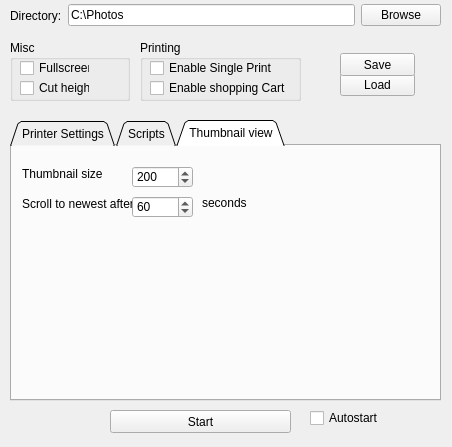
The window that config.ui (BrainHunter/PhotoPrint) describes before a commit, drawn with Qt 5.
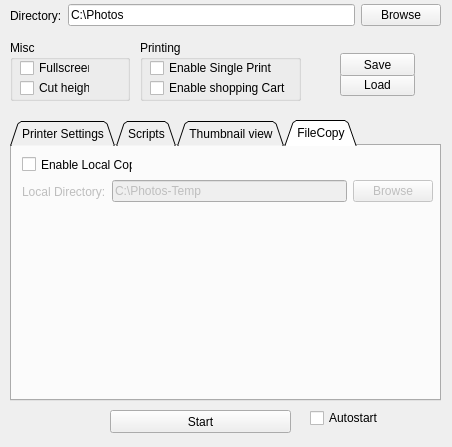
The same window after the commit.

Commit message: added local copy function

The edit to the form file:
```diff
--- a/config.ui
+++ b/config.ui
@@ -2,6 +2,9 @@
 <ui version="4.0">
  <class>config</class>
  <widget class="QWidget" name="config">
+  <property name="enabled">
+   <bool>true</bool>
+  </property>
   <property name="geometry">
    <rect>
     <x>0</x>
@@ -55,7 +58,7 @@
     <enum>QTabWidget::Triangular</enum>
    </property>
    <property name="currentIndex">
-    <number>2</number>
+    <number>3</number>
    </property>
    <widget class="QWidget" name="PrinterSettingsTab">
     <attribute name="title">
@@ -467,6 +470,69 @@
      </property>
     </widget>
    </widget>
+   <widget class="QWidget" name="tab">
+    <attribute name="title">
+     <string>FileCopy</string>
+    </attribute>
+    <widget class="QCheckBox" name="localCopyEnableCheckBox">
+     <property name="geometry">
+      <rect>
+       <x>10</x>
+       <y>10</y>
+       <width>111</width>
+       <height>17</height>
+      </rect>
+     </property>
+     <property name="toolTip">
+      <string>&lt;html&gt;&lt;head/&gt;&lt;body&gt;&lt;p&gt;If enabled, all images will first be copied over to the local directory.&lt;/p&gt;&lt;p&gt;&lt;br/&gt;&lt;/p&gt;&lt;p&gt;This is helpfull if your source files are on a slower network drive. In this case the performance while browsing and printing is increased. &lt;/p&gt;&lt;p&gt;&lt;br/&gt;&lt;/p&gt;&lt;/body&gt;&lt;/html&gt;</string>
+     </property>
+     <property name="text">
+      <string>Enable Local Copy</string>
+     </property>
+    </widget>
+    <widget class="QWidget" name="horizontalLayoutWidget_2">
+     <property name="geometry">
+      <rect>
+       <x>10</x>
+       <y>30</y>
+       <width>411</width>
+       <height>31</height>
+      </rect>
+     </property>
+     <layout class="QHBoxLayout" name="horizontalLayout_2">
+      <item>
+       <widget class="QLabel" name="localCopyLabel">
+        <property name="enabled">
+         <bool>false</bool>
+        </property>
+        <property name="text">
+         <string>Local Directory:</string>
+        </property>
+       </widget>
+      </item>
+      <item>
+       <widget class="QLineEdit" name="directoryLocalCopyEdit">
+        <property name="enabled">
+         <bool>false</bool>
+        </property>
+        <property name="text">
+         <string>C:\Photos-Temp</string>
+        </property>
+       </widget>
+      </item>
+      <item>
+       <widget class="QPushButton" name="browseLocalCopyButton">
+        <property name="enabled">
+         <bool>false</bool>
+        </property>
+        <property name="text">
+         <string>Browse</string>
+        </property>
+       </widget>
+      </item>
+     </layout>
+    </widget>
+   </widget>
   </widget>
   <widget class="QGroupBox" name="groupBox_3">
    <property name="geometry">
```
The commit also changes 7 other files.
